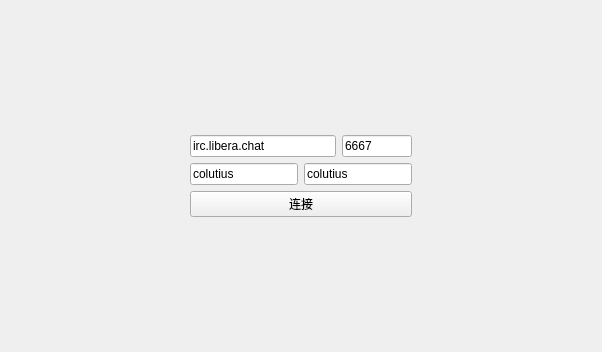
Old version of the form src/ui/loginwidget.ui in the repository colutius/colutius_old.
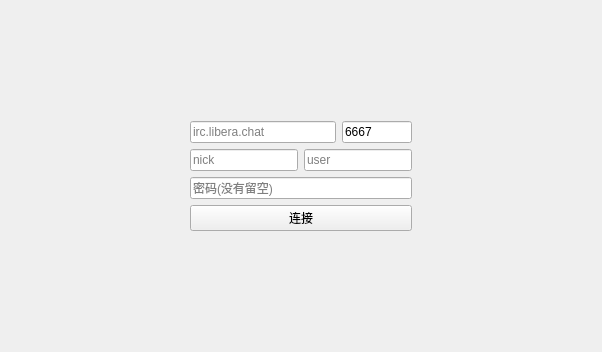
New version of the form.

Commit message: 增加密码登录以及登录成功判断

```diff
--- a/src/ui/loginwidget.ui
+++ b/src/ui/loginwidget.ui
@@ -50,7 +50,13 @@
           <layout class="QHBoxLayout" name="horizontalLayout">
            <item>
             <widget class="QLineEdit" name="hostEdit">
+             <property name="inputMask">
+              <string/>
+             </property>
              <property name="text">
+              <string/>
+             </property>
+             <property name="placeholderText">
               <string>irc.libera.chat</string>
              </property>
             </widget>
@@ -75,7 +81,10 @@
            <item>
             <widget class="QLineEdit" name="nickEdit">
              <property name="text">
-              <string>colutius</string>
+              <string/>
+             </property>
+             <property name="placeholderText">
+              <string>nick</string>
              </property>
             </widget>
            </item>
@@ -88,12 +97,28 @@
               </size>
              </property>
              <property name="text">
-              <string>colutius</string>
+              <string/>
+             </property>
+             <property name="placeholderText">
+              <string>user</string>
              </property>
             </widget>
            </item>
           </layout>
          </item>
+         <item>
+          <widget class="QLineEdit" name="passwdEdit">
+           <property name="inputMask">
+            <string/>
+           </property>
+           <property name="echoMode">
+            <enum>QLineEdit::Password</enum>
+           </property>
+           <property name="placeholderText">
+            <string>密码(没有留空)</string>
+           </property>
+          </widget>
+         </item>
          <item>
           <widget class="QPushButton" name="connectBtn">
            <property name="text">
```
The commit also changes 8 other files.
